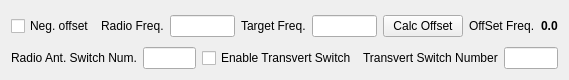
Old version of the form mqt/MqtRigControl/transvertsetupform.ui in the repository zsteva/backup-minos2.
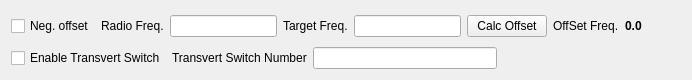
New version of the form.

Commit message: remove antenna switch dialog

The edit to the form file:
```diff
--- a/mqt/MqtRigControl/transvertsetupform.ui
+++ b/mqt/MqtRigControl/transvertsetupform.ui
@@ -6,7 +6,7 @@
    <rect>
     <x>0</x>
     <y>0</y>
-    <width>569</width>
+    <width>692</width>
     <height>80</height>
    </rect>
   </property>
@@ -99,16 +99,6 @@
      </item>
      <item>
       <layout class="QHBoxLayout" name="horizontalLayout">
-       <item>
-        <widget class="QLabel" name="antSwNumLbl">
-         <property name="text">
-          <string>Radio Ant. Switch Num.</string>
-         </property>
-        </widget>
-       </item>
-       <item>
-        <widget class="QLineEdit" name="radioAntSwNum"/>
-       </item>
        <item>
         <widget class="QCheckBox" name="enableTransVertSw">
          <property name="text">
@@ -139,19 +129,6 @@
          </property>
         </spacer>
        </item>
-       <item>
-        <spacer name="horizontalSpacer_2">
-         <property name="orientation">
-          <enum>Qt::Horizontal</enum>
-         </property>
-         <property name="sizeHint" stdset="0">
-          <size>
-           <width>40</width>
-           <height>20</height>
-          </size>
-         </property>
-        </spacer>
-       </item>
       </layout>
      </item>
     </layout>
```
The commit also changes 6 other files.
